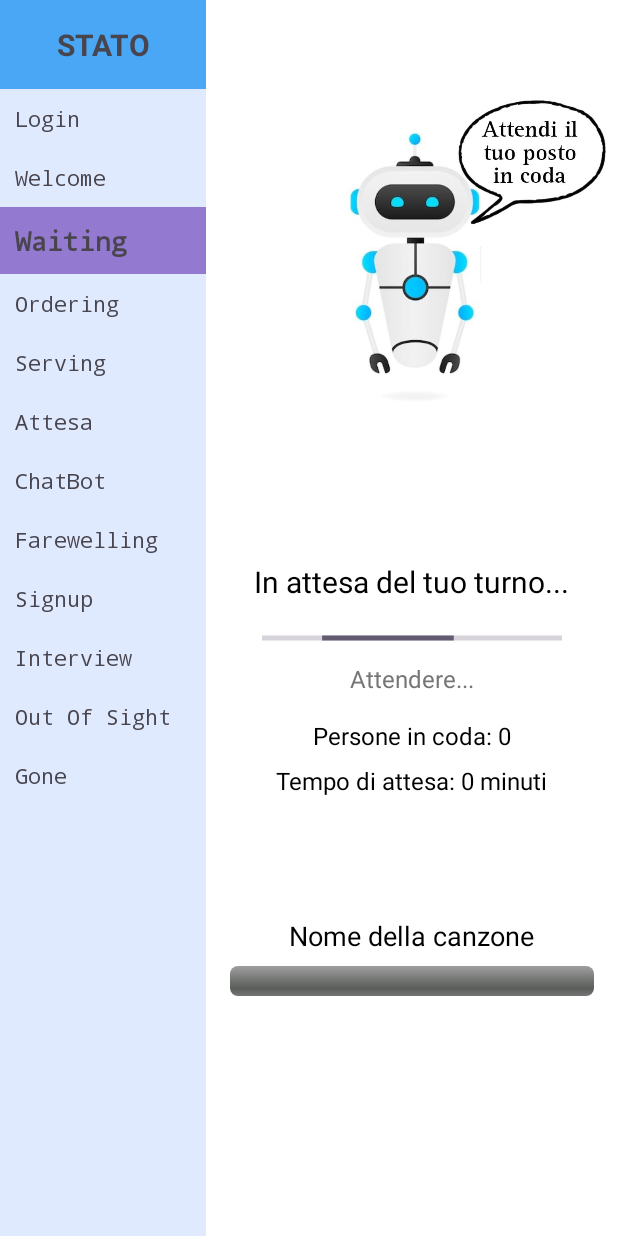
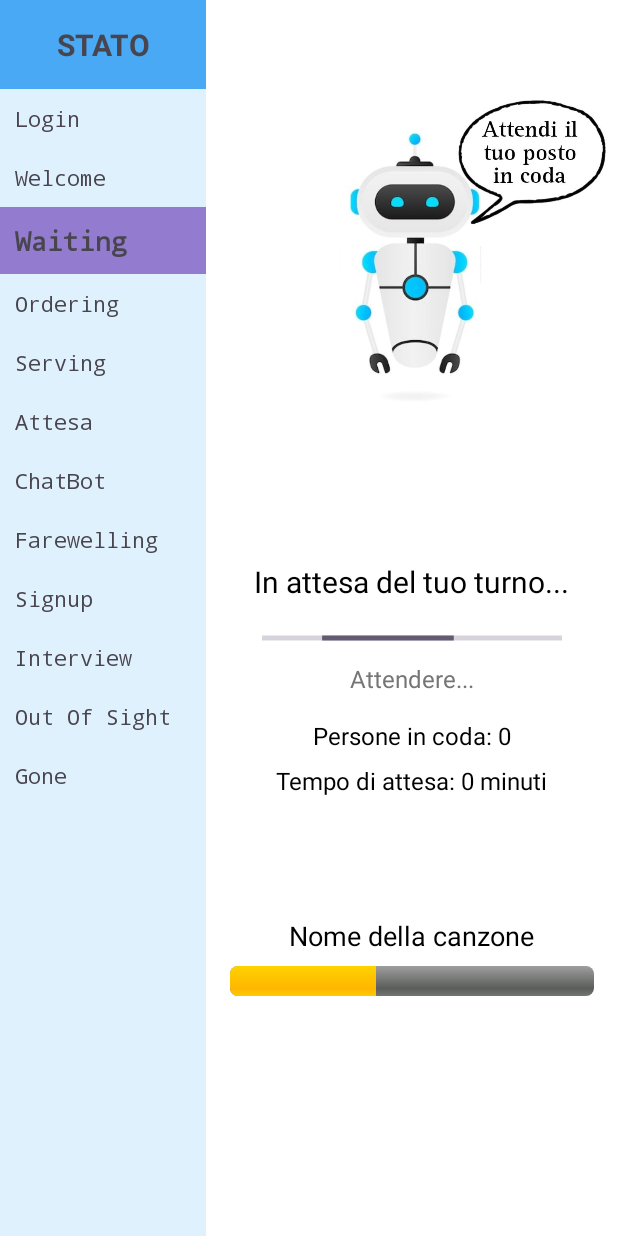
Before and after one commit to biagioSc/Progetto-Operating_systems_for_mobile_cloud_and_IoT, an Android app: the layout activity_3waiting.xml on its own in the app's theme, with its tools: preview values and no code run, on a phone screen of 412 x 824 dp. Run offline under Robolectric (Android 15) with nearby library versions, the phone set to English and light mode, and no system bars.

Commit message:
Schermate definitive

```diff
--- a/app/src/main/res/layout/activity_1main.xml
+++ b/app/src/main/res/layout/activity_1main.xml
@@ -166,7 +166,8 @@
                 android:layout_width="match_parent"
                 android:layout_height="wrap_content"
                 android:hint="Email"
-                android:inputType="textEmailAddress" />
+                android:inputType="textEmailAddress"
+                android:background="@drawable/text_rounded_border" />
         </com.google.android.material.textfield.TextInputLayout>
 
         <com.google.android.material.textfield.TextInputLayout
@@ -182,7 +183,8 @@
                 android:layout_width="match_parent"
                 android:layout_height="wrap_content"
                 android:hint="Password"
-                android:inputType="textPassword" />
+                android:inputType="textPassword"
+                android:background="@drawable/text_rounded_border"/>
         </com.google.android.material.textfield.TextInputLayout>
 
 
--- a/app/src/main/res/layout/activity_2welcome.xml
+++ b/app/src/main/res/layout/activity_2welcome.xml
@@ -170,7 +170,7 @@
             android:layout_below="@id/textViewDescription"
             android:layout_centerHorizontal="true"
             android:layout_marginTop="32dp"
-            android:background="@drawable/button_rounded_background"
+            android:background="@drawable/button_rounded_border"
             android:padding="16dp"
             android:text="Accedi alla Coda"
             android:textColor="#FFFFFF" />
--- a/app/src/main/res/layout/activity_3waiting.xml
+++ b/app/src/main/res/layout/activity_3waiting.xml
@@ -1,8 +1,8 @@
 <?xml version="1.0" encoding="utf-8"?>
-<LinearLayout
-    xmlns:android="http://schemas.android.com/apk/res/android"
+<LinearLayout xmlns:android="http://schemas.android.com/apk/res/android"
     android:layout_width="match_parent"
     android:layout_height="match_parent"
+    android:background="#FFFFFF"
     android:orientation="horizontal"
     android:weightSum="3">
 
@@ -45,12 +45,12 @@
             android:id="@+id/item_waiting"
             android:layout_width="match_parent"
             android:layout_height="wrap_content"
+            android:background="#A1673AB7"
             android:padding="10dp"
             android:text="Waiting"
-            android:typeface="monospace"
             android:textSize="18sp"
             android:textStyle="bold"
-            android:background="#A1673AB7" />
+            android:typeface="monospace" />
 
         <TextView
             android:id="@+id/item_ordering"
@@ -66,7 +66,7 @@
             android:layout_height="wrap_content"
             android:padding="10dp"
             android:text="Serving"
-            android:typeface="monospace"/>
+            android:typeface="monospace" />
 
         <TextView
             android:id="@+id/item_attesa"
@@ -82,7 +82,7 @@
             android:layout_height="wrap_content"
             android:padding="10dp"
             android:text="ChatBot"
-            android:typeface="monospace"/>
+            android:typeface="monospace" />
 
         <TextView
             android:id="@+id/item_farewelling"
@@ -122,15 +122,15 @@
             android:layout_height="wrap_content"
             android:padding="10dp"
             android:text="Gone"
-            android:typeface="monospace"/>
+            android:typeface="monospace" />
 
     </LinearLayout>
 
     <RelativeLayout
-        android:background="#FFFFFF"
         android:layout_width="0dp"
         android:layout_height="match_parent"
         android:layout_weight="2"
+        android:background="#FFFFFF"
         android:orientation="vertical">
 
         <ImageView
@@ -145,12 +145,12 @@
             android:id="@+id/textViewWaiting"
             android:layout_width="wrap_content"
             android:layout_height="wrap_content"
-        android:text="In attesa del tuo turno..."
-        android:textSize="20sp"
-        android:textColor="#000000"
             android:layout_below="@id/imageViewLogo"
             android:layout_centerHorizontal="true"
-        android:layout_marginTop="24dp" />
+            android:layout_marginTop="24dp"
+            android:text="In attesa del tuo turno..."
+            android:textColor="#000000"
+            android:textSize="20sp" />
 
         <ProgressBar
             android:id="@+id/progressBarWaiting"
@@ -166,58 +166,58 @@
             android:id="@+id/textViewPleaseWait"
             android:layout_width="wrap_content"
             android:layout_height="wrap_content"
-        android:text="Attendere..."
-        android:textSize="16sp"
-        android:textColor="#757575"
             android:layout_below="@id/progressBarWaiting"
             android:layout_centerHorizontal="true"
-        android:layout_marginTop="8dp" />
+            android:layout_marginTop="8dp"
+            android:text="Attendere..."
+            android:textColor="#757575"
+            android:textSize="16sp" />
 
         <TextView
             android:id="@+id/textViewQueueCount"
             android:layout_width="wrap_content"
             android:layout_height="wrap_content"
-        android:text="Persone in coda: 0"
-        android:textSize="16sp"
-        android:textColor="#000000"
             android:layout_below="@id/textViewPleaseWait"
             android:layout_centerHorizontal="true"
-        android:layout_marginTop="16dp" />
+            android:layout_marginTop="16dp"
+            android:text="Persone in coda: 0"
+            android:textColor="#000000"
+            android:textSize="16sp" />
 
         <TextView
             android:id="@+id/textViewWaitTime"
             android:layout_width="wrap_content"
             android:layout_height="wrap_content"
-        android:text="Tempo di attesa: 0 minuti"
-        android:textSize="16sp"
-        android:textColor="#000000"
             android:layout_below="@id/textViewQueueCount"
             android:layout_centerHorizontal="true"
-        android:layout_marginTop="8dp" />
+            android:layout_marginTop="8dp"
+            android:text="Tempo di attesa: 0 minuti"
+            android:textColor="#000000"
+            android:textSize="16sp" />
 
         <TextView
             android:id="@+id/textViewSongName"
             android:layout_width="wrap_content"
             android:layout_height="wrap_content"
-        android:text="Nome della canzone"
-        android:textSize="18sp"
-        android:textColor="#000000"
+            android:layout_below="@id/textViewWaitTime"
             android:layout_centerHorizontal="true"
             android:layout_marginTop="80dp"
-        android:layout_below="@id/textViewWaitTime"/>
+            android:text="Nome della canzone"
+            android:textColor="#000000"
+            android:textSize="18sp" />
 
         <ProgressBar
             android:id="@+id/progressBarSong"
+            style="@android:style/Widget.ProgressBar.Horizontal"
             android:layout_width="match_parent"
             android:layout_height="wrap_content"
             android:layout_below="@id/textViewSongName"
+            android:layout_marginStart="16dp"
             android:layout_marginTop="8dp"
-        android:layout_marginStart="16dp"
             android:layout_marginEnd="16dp"
             android:indeterminate="false"
             android:max="100"
-        android:progress="0"
-        style="@android:style/Widget.ProgressBar.Horizontal" />
+            android:progress="40" />
 
     </RelativeLayout>
 </LinearLayout>
--- a/app/src/main/res/layout/activity_5serving.xml
+++ b/app/src/main/res/layout/activity_5serving.xml
@@ -154,8 +154,8 @@
 
         <TextView
             android:id="@+id/textViewOrderStatusMessage"
-            android:layout_width="254dp"
-            android:layout_height="54dp"
+            android:layout_width="253dp"
+            android:layout_height="71dp"
             android:layout_below="@id/textViewOrderStatusTitle"
             android:layout_centerHorizontal="true"
             android:layout_marginTop="22dp"
--- a/app/src/main/res/layout/activity_6attesa.xml
+++ b/app/src/main/res/layout/activity_6attesa.xml
@@ -171,7 +171,7 @@
         android:textSize="18sp"
         android:textColor="#000000"
         android:layout_centerHorizontal="true"
-        android:layout_marginTop="16dp"
+        android:layout_marginTop="80dp"
         android:layout_below="@id/textViewTimeElapsed"/>
 
     <ProgressBar
--- a/app/src/main/res/layout/activity_7farewelling.xml
+++ b/app/src/main/res/layout/activity_7farewelling.xml
@@ -192,7 +192,7 @@
             android:layout_height="wrap_content"
             android:text="Ritira"
             android:textColor="#FFFFFF"
-            android:background="@drawable/button_rounded_background"
+            android:background="@drawable/text_rounded_border"
             android:layout_below="@id/textViewDrinkDescription"
             android:layout_centerHorizontal="true"
             android:layout_marginTop="32dp"
--- a/app/src/main/res/layout/activity_9interview.xml
+++ b/app/src/main/res/layout/activity_9interview.xml
@@ -316,7 +316,7 @@
                         android:id="@+id/checkBoxArg6"
                         android:layout_width="wrap_content"
                         android:layout_height="wrap_content"
-                        android:text="Finanza" />
+                        android:text="Scienza" />
 
                     <CheckBox
                         android:id="@+id/checkBoxArg7"
@@ -328,7 +328,7 @@
                         android:id="@+id/checkBoxArg8"
                         android:layout_width="wrap_content"
                         android:layout_height="wrap_content"
-                        android:text="Scienza" />
+                        android:text="Nessuno" />
 
                 </LinearLayout>
 
--- a/app/src/main/res/layout/activity_9signup.xml
+++ b/app/src/main/res/layout/activity_9signup.xml
@@ -213,7 +213,7 @@
         android:layout_width="0dp"
         android:layout_height="wrap_content"
         android:layout_marginStart="32dp"
-        android:layout_marginTop="20dp"
+        android:layout_marginTop="30dp"
         android:layout_marginEnd="32dp"
         android:background="@drawable/button_rounded_background"
         android:padding="16dp"
```
Also changed, not shown: app/src/main/res/drawable/text_rounded_border.xml (added, +11 -0 lines), app/src/main/res/drawable/timer_background.xml (deleted, +0 -7 lines), app/src/main/res/layout/activity_6chat.xml (+42 -43 lines), app/src/main/res/layout/activity_outofsight.xml (+4 -3 lines). Lines whose indentation alone changed are shown as unchanged.
